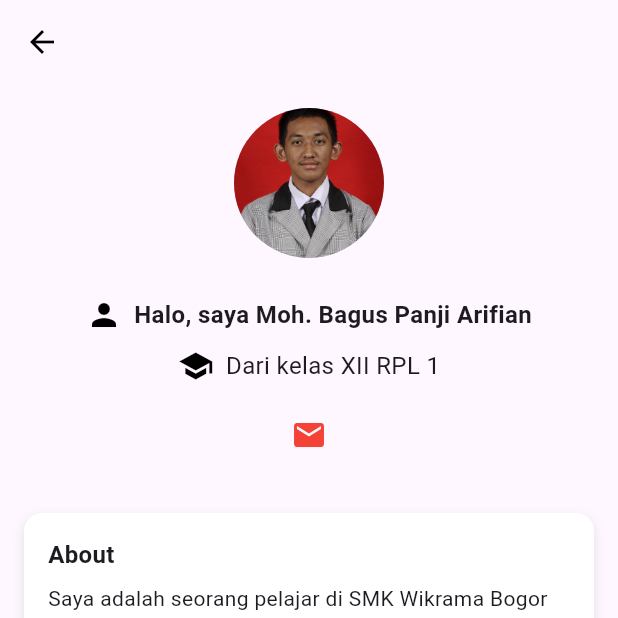
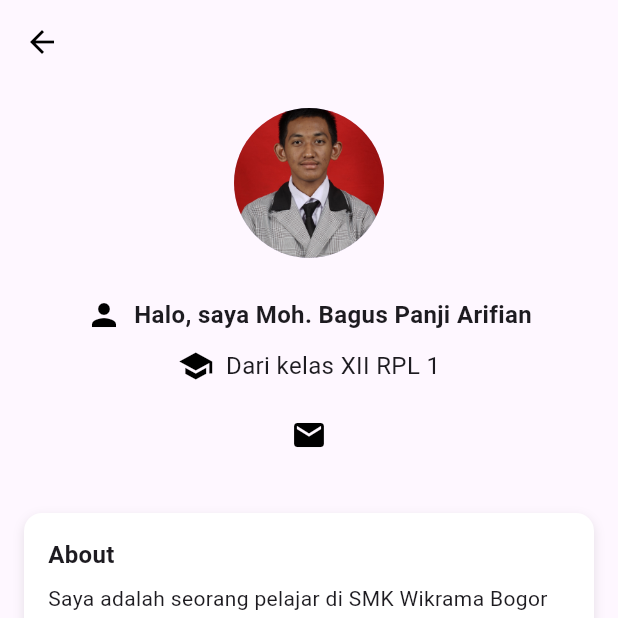
Before and after one commit to Mbgspanji/Day-1-Belajar-Flutter, a Flutter app: the Page2 screen opened directly, on a phone screen of 412 x 824 dp, the top half of it. Run offline on Flutter 3.47's test engine with Material 3 defaults, Android fonts, the phone set to English and light mode, and no system bars; our stand-ins replace font_awesome_flutter.

Commit message:
ubah color

```diff
--- a/lib/page2.dart
+++ b/lib/page2.dart
@@ -72,7 +72,7 @@ class Page2 extends StatelessWidget {
                         //   },
                         // ),
                         IconButton(
-                          icon: const Icon(Icons.email, color: Colors.red),
+                          icon: const Icon(Icons.email, color: Color.fromARGB(255, 0, 0, 0)),
                           onPressed: () {
                             // Tambahkan aksi Email
                           },
```
